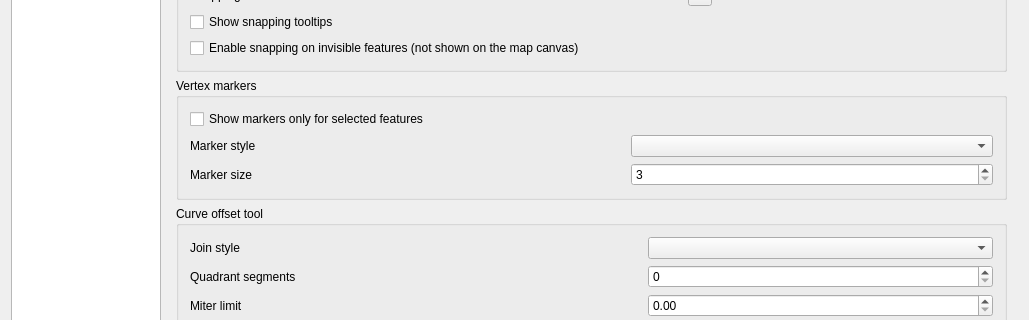
qgis/QGIS, file src/ui/qgsoptionsbase.ui: the form before one commit; both pictures show x 0 to 1029 and y 462 to 782 of the 1029 by 878 pixel window.
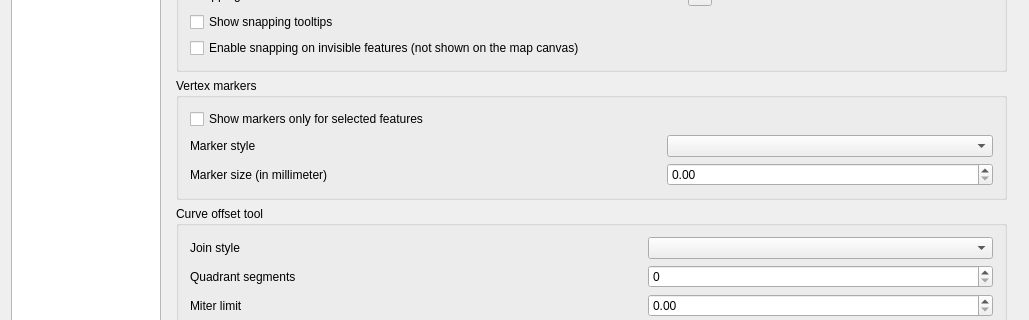
The form after the commit. The open tabs and pages were chosen to show the change. Icons and pictures are not drawn. Custom widgets are drawn as their Qt base class.

Commit message: [ui] Fix tiny vertex marker on hidpi

```diff
--- a/src/ui/qgsoptionsbase.ui
+++ b/src/ui/qgsoptionsbase.ui
@@ -4259,12 +4259,12 @@
                    </widget>
                   </item>
                   <item row="2" column="2">
-                   <widget class="QSpinBox" name="mMarkerSizeSpinBox">
+                   <widget class="QDoubleSpinBox" name="mMarkerSizeSpinBox">
                     <property name="layoutDirection">
                      <enum>Qt::LeftToRight</enum>
                     </property>
                     <property name="minimum">
-                     <number>3</number>
+                     <number>0.4</number>
                     </property>
                     <property name="singleStep">
                      <number>1</number>
@@ -4274,7 +4274,7 @@
                   <item row="2" column="0">
                    <widget class="QLabel" name="label_6">
                     <property name="text">
-                     <string>Marker size</string>
+                     <string>Marker size (in millimeter)</string>
                     </property>
                    </widget>
                   </item>
```
Left out of the diff: 2 changed lines with no effect on the pictures. The commit also changes 14 other files.
